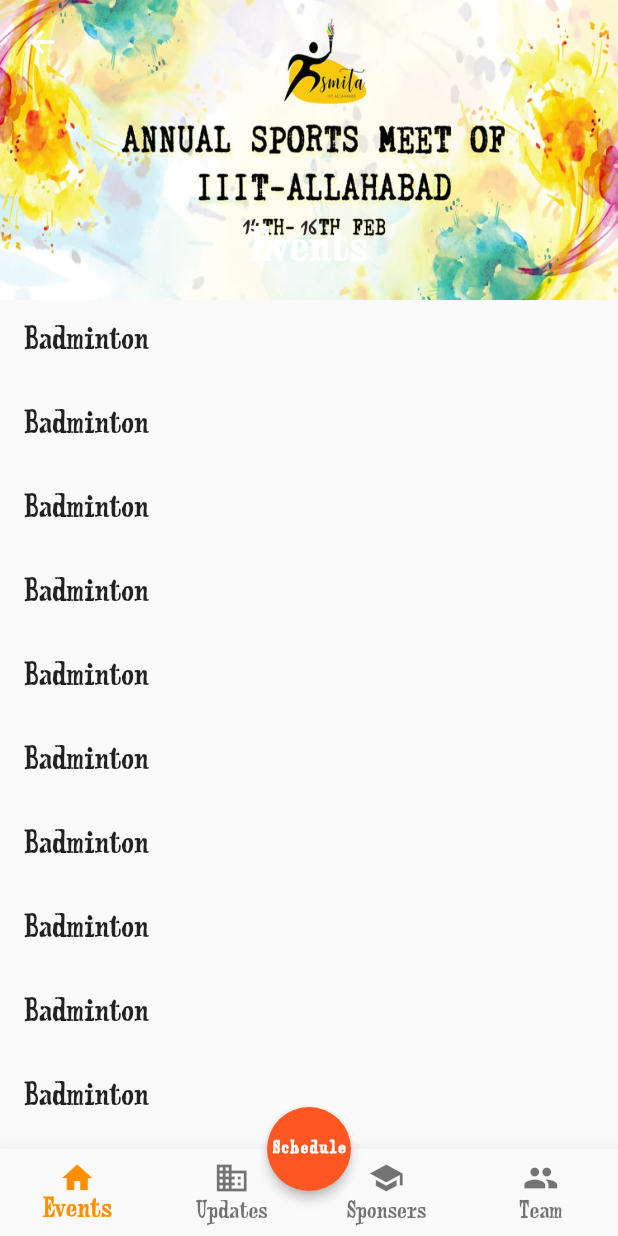
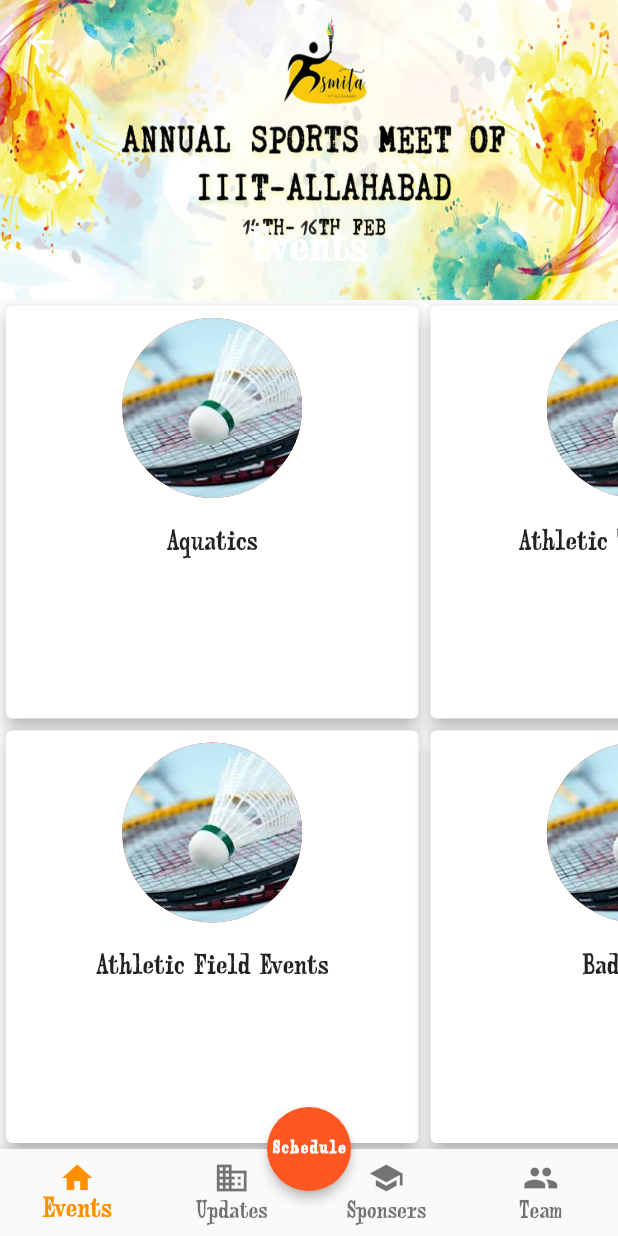
Before and after one commit to harchani-ritik/asmita_flutter, a Flutter app: the screen it shows after launch, on a phone screen of 412 x 824 dp. Run offline on Flutter 3.47's test engine with Material 2 defaults, Android fonts, the light colour scheme and no system bars; our stand-ins replace cloud_firestore; accounts and stored records are empty.

Commit message:
Implemented GridView for events

```diff
--- a/lib/components/events.dart
+++ b/lib/components/events.dart
@@ -1,3 +1,5 @@
+import 'package:asmita_flutter/components/sport_tile.dart';
+import 'package:asmita_flutter/constants.dart';
 import 'package:flutter/material.dart';
 
 class EventsViewWidget extends StatelessWidget {
@@ -25,43 +27,37 @@
             ),
           ];
         },
-        body: ListView(
-          children: <Widget>[
-            ListTile(
-              title: Text('Badminton'),
-            ),
-            ListTile(
-              title: Text('Badminton'),
-            ),
-            ListTile(
-              title: Text('Badminton'),
-            ),
-            ListTile(
-              title: Text('Badminton'),
-            ),
-            ListTile(
-              title: Text('Badminton'),
-            ),
-            ListTile(
-              title: Text('Badminton'),
-            ),
-            ListTile(
-              title: Text('Badminton'),
-            ),ListTile(
-              title: Text('Badminton'),
-            ),
-            ListTile(
-              title: Text('Badminton'),
-            ),
-            ListTile(
-              title: Text('Badminton'),
-            ),
-            ListTile(
-              title: Text('Badminton'),
-            ),
-          ],
+        body: GridView.count(
+          // Create a grid with 2 columns. If you change the scrollDirection to
+          // horizontal, this produces 2 rows.
+          crossAxisCount: 2,
+          scrollDirection: Axis.horizontal,
+          // Generate 100 widgets that display their index in the List.
+          children: _getTiles(sportsList),
         ),
-        ),
+      ),
       );
   }
 }
+
+// Function to be called on click
+void _onTileClicked(int index){
+  print("You tapped on item $index");
+}
+
+// Get grid tiles
+List<Widget> _getTiles(List<SportWidget> iconList) {
+  final List<Widget> tiles = <Widget>[];
+  for (int i = 0; i < iconList.length; i++) {
+    tiles.add(GridTile(
+        child: InkResponse(
+          enableFeedback: true,
+          child: SportWidget(
+            name: '${iconList[i].name}',
+            image: '${iconList[i].image}',
+          ),
+          onTap: () => _onTileClicked(i),
+        )));
+  }
+  return tiles;
+}
--- /dev/null
+++ b/lib/components/sport_tile.dart
@@ -0,0 +1,30 @@
+import 'package:flutter/material.dart';
+
+
+class SportWidget extends StatelessWidget {
+
+  final String name;
+  final String image;
+
+  SportWidget({this.name,this.image});
+
+  @override
+  Widget build(BuildContext context) {
+    return Card(
+      elevation: 5,
+      child: Padding(
+        padding: EdgeInsets.all(8.0),
+        child: Column(
+          children: <Widget>[
+            CircleAvatar(
+              radius: 60,
+              backgroundImage:AssetImage(image),
+            ),
+            SizedBox(height: 20,),
+            Text(name),
+          ],
+        ),
+      ),
+    );
+  }
+}
--- a/lib/constants.dart
+++ b/lib/constants.dart
@@ -1,5 +1,6 @@
 //any constant declared in the project will have to be refactored here
 import 'package:flutter/material.dart';
+import 'components/sport_tile.dart';
 import 'components/team_member_tile.dart';
 
 TextStyle kOptionStyle = TextStyle(fontSize: 20, fontWeight: FontWeight.bold);
@@ -29,3 +30,48 @@
     name: 'Arnav Agarwal',
     designation: 'Campus Coordinator',),
 ];
+
+List<SportWidget> sportsList = [
+  SportWidget(image: 'images/badminton.jpeg',
+    name: 'Aquatics',
+  ),
+  SportWidget(image: 'images/badminton.jpeg',
+    name: 'Athletic Field Events',
+  ),
+  SportWidget(image: 'images/badminton.jpeg',
+    name: 'Athletic Track Events',
+  ),
+  SportWidget(image: 'images/badminton.jpeg',
+    name: 'Badminton',
+  ),
+  SportWidget(image: 'images/badminton.jpeg',
+    name: 'Basketball',
+  ),
+  SportWidget(image: 'images/badminton.jpeg',
+    name: 'Carrom',
+  ),SportWidget(image: 'images/badminton.jpeg',
+    name: 'Chess',
+  ),
+  SportWidget(image: 'images/badminton.jpeg',
+    name: 'Badminton',
+  ),
+  SportWidget(image: 'images/badminton.jpeg',
+    name: 'Badminton',
+  ),
+  SportWidget(image: 'images/badminton.jpeg',
+    name: 'Badminton',
+  ),
+  SportWidget(image: 'images/badminton.jpeg',
+    name: 'Badminton',
+  ),
+  SportWidget(image: 'images/badminton.jpeg',
+    name: 'Badminton',
+  ),
+  SportWidget(image: 'images/badminton.jpeg',
+    name: 'Badminton',
+  ),
+  SportWidget(image: 'images/badminton.jpeg',
+    name: 'Badminton',
+  ),
+
+];
--- a/lib/screens/home_screen.dart
+++ b/lib/screens/home_screen.dart
@@ -16,7 +16,6 @@
 
   List<Widget> _widgetOptions = <Widget>[
     EventsViewWidget(),
-
     Text(
       'Realtime Event Updates will be fetched here',
       style: kOptionStyle.copyWith(fontSize: 15),
@@ -25,7 +24,6 @@
       'Sponsers List Coming Soon',
       style: kOptionStyle,
     ),
-
     TeamPage(),
   ];
 
@@ -37,7 +35,9 @@
 
   @override
   Widget build(BuildContext context) {
-    return Scaffold(
+    return WillPopScope(
+      onWillPop: () async => false,
+      child: Scaffold(
         body: Center(
           child: _widgetOptions.elementAt(_selectedIndex),
         ),
@@ -74,6 +74,7 @@
           child: Text('Schedule',style: TextStyle(fontSize: 9,fontWeight: FontWeight.bold),),
           elevation: 3.0,
         ),
+      ),
     );
   }
 }
```
Also changed, not shown: images/badminton.jpeg (added). Lines whose indentation alone changed are shown as unchanged.
